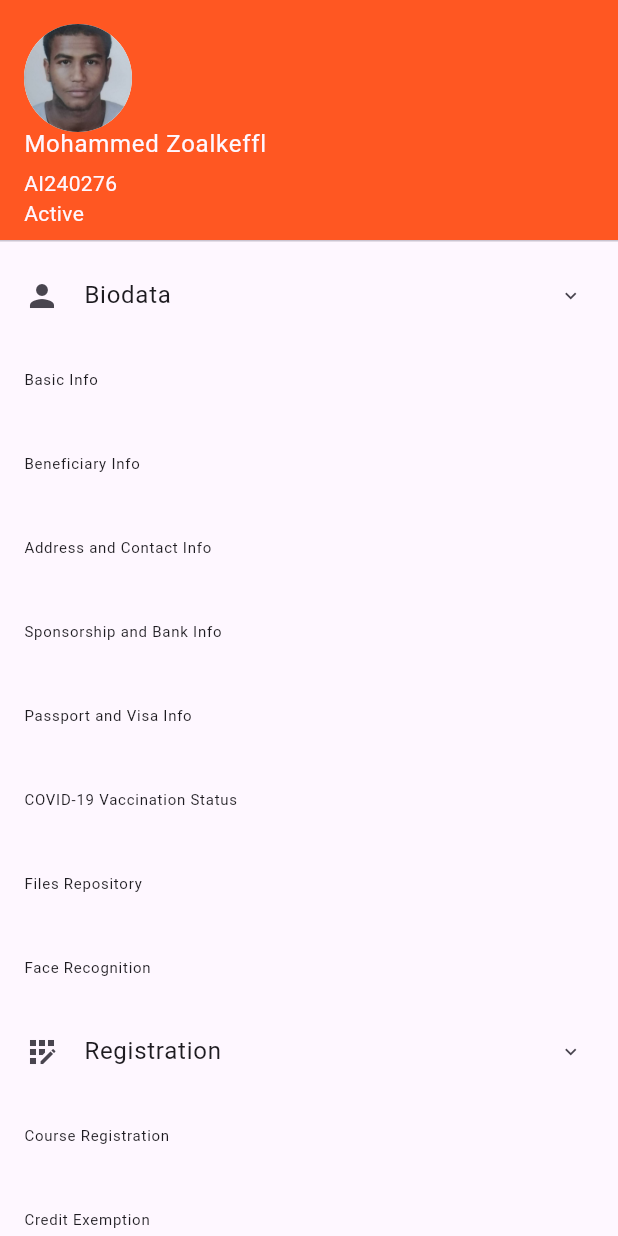
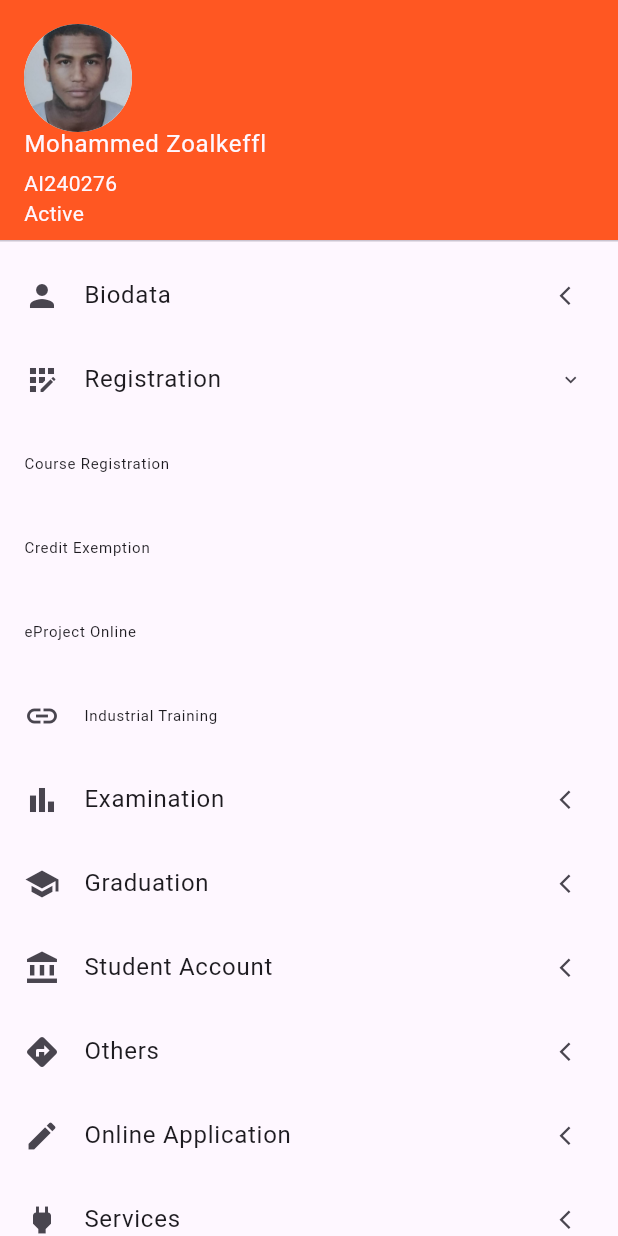
Before and after one commit to Mohamedko5/Samp-Web-Side, a Flutter app: the DashboardDrawer widget shown alone on an empty page, opened directly, after a tap on "Biodata", after a tap on "Registration", on a phone screen of 412 x 824 dp. Run offline on Flutter 3.47's test engine with Material 3 defaults, Android fonts, the light colour scheme and no system bars.

Commit message:
initial commit

```diff
--- a/lib/pages/bashboard_drawer.dart
+++ b/lib/pages/bashboard_drawer.dart
@@ -17,6 +17,7 @@ class _DashboardDrawerState extends State<DashboardDrawer> {
   bool isonlineExpanded = false;
   bool isserviceExpanded = false;
   bool isDashboardExpanded = false;
+  String expandedSection = '';
   @override
   Widget build(BuildContext context) {
     return ListView(
@@ -25,27 +26,30 @@ class _DashboardDrawerState extends State<DashboardDrawer> {
         UserAccountsDrawerHeader(
           accountName: Text('Mohammed Zoalkeffl'),
           accountEmail: Text('AI240276 \nActive'),
-
           currentAccountPicture: CircleAvatar(
             backgroundColor: Colors.white,
             backgroundImage: AssetImage('assets/images/mohko.jpg'),
           ),
           decoration: BoxDecoration(color: Color(0xFFFF5722)),
         ),
+
+        // Biodata Section
         ListTile(
           leading: Icon(Icons.person),
           title: Text('Biodata'),
           trailing: Icon(
-            isBiodataExpanded ? Icons.expand_more : Icons.arrow_back_ios,
+            expandedSection == 'Biodata'
+                ? Icons.expand_more
+                : Icons.arrow_back_ios,
             size: 15,
           ),
           onTap: () {
             setState(() {
-              isBiodataExpanded = !isBiodataExpanded;
+              expandedSection = expandedSection == 'Biodata' ? '' : 'Biodata';
             });
           },
         ),
-        if (isBiodataExpanded) ...[
+        if (expandedSection == 'Biodata') ...[
           ListTile(
             title: Text("Basic Info", style: TextStyle(fontSize: 10)),
             onTap: () {},
@@ -91,20 +95,26 @@ class _DashboardDrawerState extends State<DashboardDrawer> {
             onTap: () {},
           ),
         ],
+
+        // Registration Section
         ListTile(
           leading: Icon(Icons.app_registration),
           title: Text('Registration'),
           trailing: Icon(
-            isRegistrationExpanded ? Icons.expand_more : Icons.arrow_back_ios,
+            expandedSection == 'Registration'
+                ? Icons.expand_more
+                : Icons.arrow_back_ios,
             size: 15,
           ),
           onTap: () {
             setState(() {
-              isRegistrationExpanded = !isRegistrationExpanded;
+              expandedSection = expandedSection == 'Registration'
+                  ? ''
+                  : 'Registration';
             });
           },
         ),
-        if (isRegistrationExpanded) ...[
+        if (expandedSection == 'Registration') ...[
           ListTile(
             title: Text("Course Registration", style: TextStyle(fontSize: 10)),
             onTap: () {},
@@ -120,47 +130,58 @@ class _DashboardDrawerState extends State<DashboardDrawer> {
           ListTile(
             leading: Icon(Icons.link),
             title: Text("Industrial Training", style: TextStyle(fontSize: 10)),
-
             onTap: () {},
           ),
         ],
+
+        // Exam Section
         ListTile(
           leading: Icon(Icons.bar_chart),
-          title: Text('Examniation'),
+          title: Text('Examination'),
           trailing: Icon(
-            isExamExpanded ? Icons.expand_more : Icons.arrow_back_ios,
+            expandedSection == 'Examination'
+                ? Icons.expand_more
+                : Icons.arrow_back_ios,
             size: 15,
           ),
           onTap: () {
             setState(() {
-              isExamExpanded = !isExamExpanded;
+              expandedSection = expandedSection == 'Examination'
+                  ? ''
+                  : 'Examination';
             });
           },
         ),
-        if (isExamExpanded) ...[
+        if (expandedSection == 'Examination') ...[
           ListTile(
-            title: Text("Coures Perfomance", style: TextStyle(fontSize: 10)),
+            title: Text("Course Performance", style: TextStyle(fontSize: 10)),
             onTap: () {},
           ),
           ListTile(
-            title: Text("Examinaions Details", style: TextStyle(fontSize: 10)),
+            title: Text("Examination Details", style: TextStyle(fontSize: 10)),
             onTap: () {},
           ),
         ],
+
+        // Graduation Section
         ListTile(
           leading: Icon(Icons.school),
-          title: Text('Grauation'),
+          title: Text('Graduation'),
           trailing: Icon(
-            isGradExpanded ? Icons.expand_more : Icons.arrow_back_ios,
+            expandedSection == 'Graduation'
+                ? Icons.expand_more
+                : Icons.arrow_back_ios,
             size: 15,
           ),
           onTap: () {
             setState(() {
-              isGradExpanded = !isGradExpanded;
+              expandedSection = expandedSection == 'Graduation'
+                  ? ''
+                  : 'Graduation';
             });
           },
         ),
-        if (isGradExpanded) ...[
+        if (expandedSection == 'Graduation') ...[
           ListTile(
             title: Text(
               "Graduation Audit Checklist",
@@ -169,39 +190,49 @@ class _DashboardDrawerState extends State<DashboardDrawer> {
             onTap: () {},
           ),
         ],
+
+        // Student Account Section
         ListTile(
           leading: Icon(Icons.account_balance),
           title: Text('Student Account'),
           trailing: Icon(
-            isstudenAccountExpanded ? Icons.expand_more : Icons.arrow_back_ios,
+            expandedSection == 'StudentAccount'
+                ? Icons.expand_more
+                : Icons.arrow_back_ios,
             size: 15,
           ),
           onTap: () {
             setState(() {
-              isstudenAccountExpanded = !isstudenAccountExpanded;
+              expandedSection = expandedSection == 'StudentAccount'
+                  ? ''
+                  : 'StudentAccount';
             });
           },
         ),
-        if (isstudenAccountExpanded) ...[
+        if (expandedSection == 'StudentAccount') ...[
           ListTile(
             title: Text("Financial Statement", style: TextStyle(fontSize: 10)),
             onTap: () {},
           ),
         ],
+
+        // Other Section
         ListTile(
           leading: Icon(Icons.directions),
           title: Text('Others'),
           trailing: Icon(
-            isotherExpanded ? Icons.expand_more : Icons.arrow_back_ios,
+            expandedSection == 'Others'
+                ? Icons.expand_more
+                : Icons.arrow_back_ios,
             size: 15,
           ),
           onTap: () {
             setState(() {
-              isotherExpanded = !isotherExpanded;
+              expandedSection = expandedSection == 'Others' ? '' : 'Others';
             });
           },
         ),
-        if (isotherExpanded) ...[
+        if (expandedSection == 'Others') ...[
           ListTile(
             title: Text(
               "Activities Transcript",
@@ -222,20 +253,26 @@ class _DashboardDrawerState extends State<DashboardDrawer> {
             onTap: () {},
           ),
         ],
+
+        // Online Application Section
         ListTile(
           leading: Icon(Icons.edit),
           title: Text('Online Application'),
           trailing: Icon(
-            isonlineExpanded ? Icons.expand_more : Icons.arrow_back_ios,
+            expandedSection == 'OnlineApplication'
+                ? Icons.expand_more
+                : Icons.arrow_back_ios,
             size: 15,
           ),
           onTap: () {
             setState(() {
-              isonlineExpanded = !isonlineExpanded;
+              expandedSection = expandedSection == 'OnlineApplication'
+                  ? ''
+                  : 'OnlineApplication';
             });
           },
         ),
-        if (isonlineExpanded) ...[
+        if (expandedSection == 'OnlineApplication') ...[
           ListTile(
             title: Text(
               "Residential Electric Sticker",
@@ -268,20 +305,24 @@ class _DashboardDrawerState extends State<DashboardDrawer> {
             onTap: () {},
           ),
         ],
+
+        // Services Section
         ListTile(
           leading: Icon(Icons.power),
           title: Text('Services'),
           trailing: Icon(
-            isserviceExpanded ? Icons.expand_more : Icons.arrow_back_ios,
+            expandedSection == 'Services'
+                ? Icons.expand_more
+                : Icons.arrow_back_ios,
             size: 15,
           ),
           onTap: () {
             setState(() {
-              isserviceExpanded = !isserviceExpanded;
+              expandedSection = expandedSection == 'Services' ? '' : 'Services';
             });
           },
         ),
-        if (isserviceExpanded) ...[
+        if (expandedSection == 'Services') ...[
           ListTile(
             leading: Icon(Icons.link),
             title: Text("ICT Info", style: TextStyle(fontSize: 10)),
```
